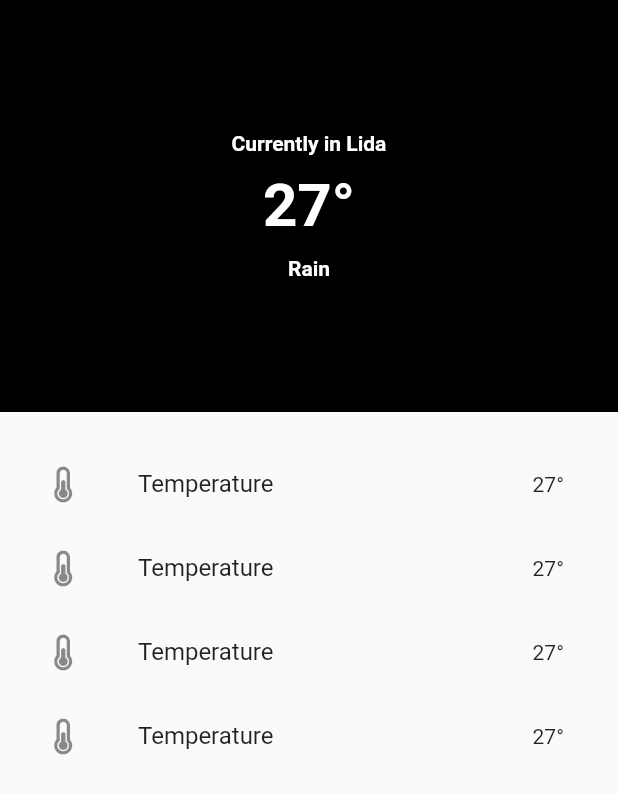
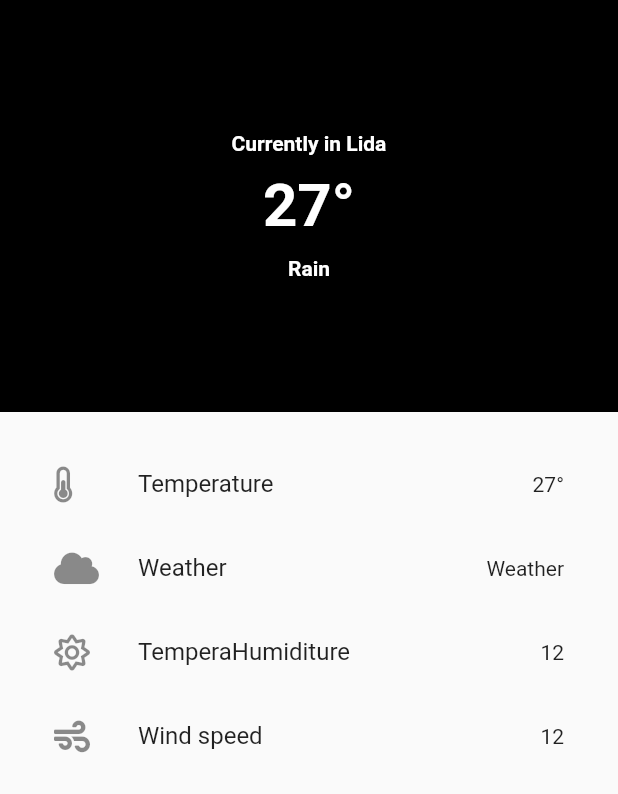
Before and after one commit to Andrey-Tsaryk/Weather_app, a Flutter app: the screen it shows after launch, on a phone screen of 412 x 824 dp. Shown: the top 794 px of the screen. Run offline on Flutter 3.47's test engine with Material 2 defaults, Android fonts, the phone set to English and light mode, and no system bars; our stand-ins replace font_awesome_flutter.

Commit message:
added icons font_awesome

```diff
--- a/lib/main.dart
+++ b/lib/main.dart
@@ -1,7 +1,5 @@
 import 'package:flutter/material.dart';
 import 'package:font_awesome_flutter/font_awesome_flutter.dart';
-import 'package:http/http.dart';
-import 'dart:convert';
 
 void main() => runApp(
       MaterialApp(
@@ -16,6 +14,16 @@ class Home extends StatefulWidget {
 }
 
 class _HomeState extends State<Home> {
+  // var temp;
+  // var description;
+  // var currently;
+  // var humidity;
+  // var windSpeed;
+
+  // Future getWeather() async {
+  //   http.Response response = await http.get();
+  // }
+
   @override
   Widget build(BuildContext context) {
     return Scaffold(
@@ -74,19 +82,19 @@ class _HomeState extends State<Home> {
                     trailing: Text("27\u00B0"),
                   ),
                   ListTile(
-                    leading: FaIcon(FontAwesomeIcons.thermometerHalf),
-                    title: Text("Temperature"),
-                    trailing: Text("27\u00B0"),
+                    leading: FaIcon(FontAwesomeIcons.cloud),
+                    title: Text("Weather"),
+                    trailing: Text("Weather"),
                   ),
                   ListTile(
-                    leading: FaIcon(FontAwesomeIcons.thermometerHalf),
-                    title: Text("Temperature"),
-                    trailing: Text("27\u00B0"),
+                    leading: FaIcon(FontAwesomeIcons.sun),
+                    title: Text("TemperaHumiditure"),
+                    trailing: Text("12"),
                   ),
                   ListTile(
-                    leading: FaIcon(FontAwesomeIcons.thermometerHalf),
-                    title: Text("Temperature"),
-                    trailing: Text("27\u00B0"),
+                    leading: FaIcon(FontAwesomeIcons.wind),
+                    title: Text("Wind speed"),
+                    trailing: Text("12"),
                   ),
                 ],
               ),
```
